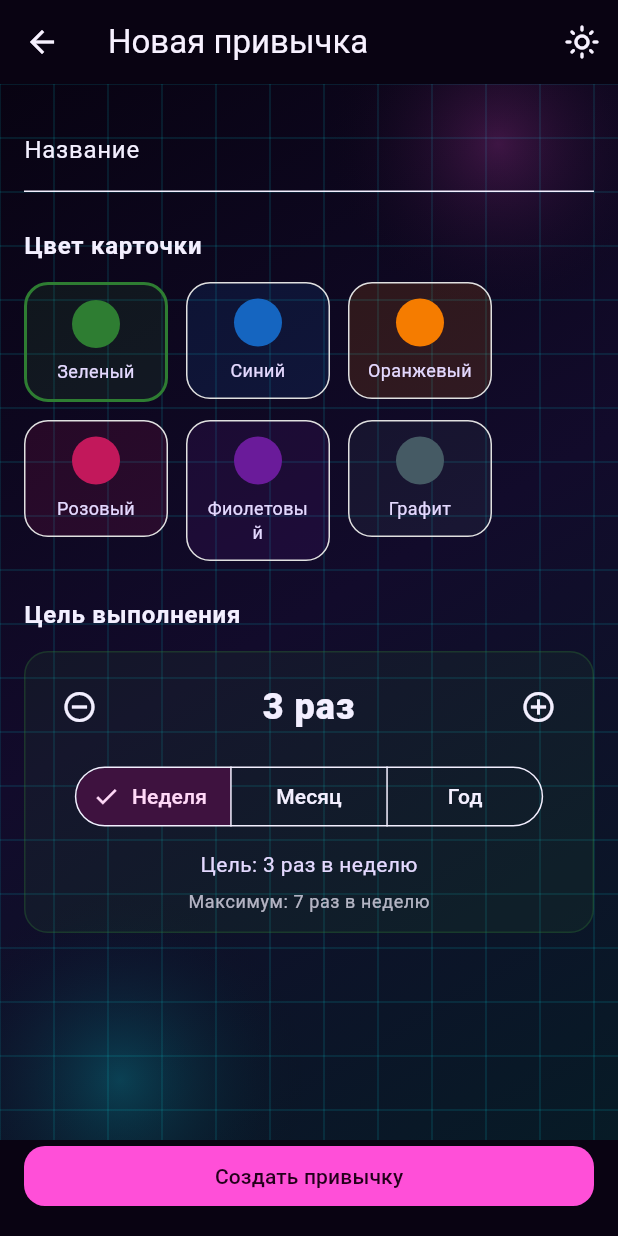
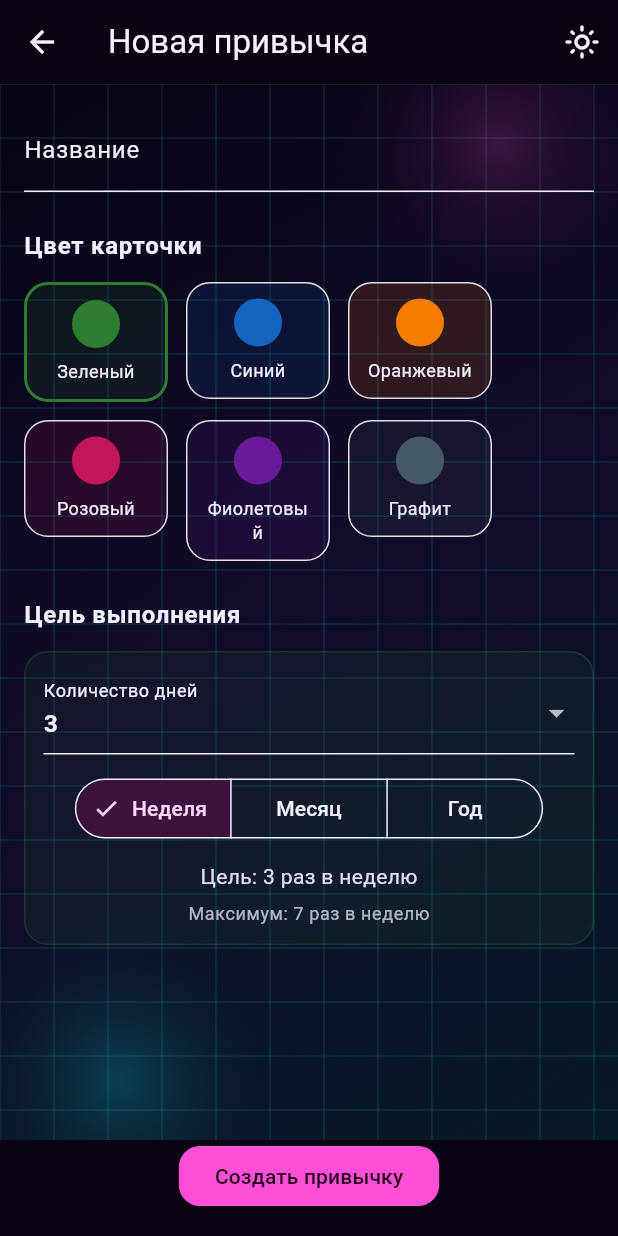
Before and after one commit to butterfly525/Habits_app, a Flutter app: the screen it shows after launch, after a tap on the "add" icon, on a phone screen of 412 x 824 dp. Run offline on Flutter 3.47's test engine with Material 3 defaults, Android fonts, the phone set to English and light mode, and no system bars; our stand-ins replace flutter_riverpod, sqflite, sqflite_common_ffi; accounts and stored records are empty.

Commit message:
feat: localize ui and refine habit details flow

```diff
--- a/lib/core/cyberpunk_theme.dart
+++ b/lib/core/cyberpunk_theme.dart
@@ -62,7 +62,10 @@ ThemeData buildCyberpunkLightTheme() {
         side: const BorderSide(color: Color(0x5500BCD4)),
       ),
     ),
-    textTheme: base.textTheme.copyWith(
+    textTheme: base.textTheme.apply(
+      bodyColor: scheme.onSurface,
+      displayColor: scheme.onSurface,
+    ).copyWith(
       headlineSmall: base.textTheme.headlineSmall?.copyWith(
         fontWeight: FontWeight.w800,
         letterSpacing: 0.6,
@@ -72,6 +75,7 @@ ThemeData buildCyberpunkLightTheme() {
         letterSpacing: 0.5,
       ),
       bodyMedium: base.textTheme.bodyMedium?.copyWith(
+        color: scheme.onSurface,
         height: 1.3,
       ),
     ),
@@ -203,7 +207,9 @@ class CyberpunkBackground extends StatelessWidget {
                 ],
         ),
       ),
+      child: SizedBox.expand(
         child: Stack(
+          fit: StackFit.expand,
           children: [
             Positioned.fill(
               child: CustomPaint(
@@ -232,6 +238,7 @@ class CyberpunkBackground extends StatelessWidget {
             ),
             child,
           ],
+        ),
       ),
     );
   }
--- a/lib/features/habits/data/repositories/habits_repository_impl.dart
+++ b/lib/features/habits/data/repositories/habits_repository_impl.dart
@@ -50,6 +50,12 @@ class HabitsRepositoryImpl implements HabitsRepository {
       targetCount: targetCount,
       targetPeriod: targetPeriod,
     );
+    await _remote.pushDirtyChanges();
+  }
+
+  @override
+  Future<void> deleteHabit(int habitId) async {
+    await _local.deleteHabit(habitId);
     await _remote.pushDirtyChanges();
   }
 
--- a/lib/features/habits/domain/repositories/habits_repository.dart
+++ b/lib/features/habits/domain/repositories/habits_repository.dart
@@ -19,6 +19,7 @@ abstract class HabitsRepository {
     required int targetCount,
     required HabitGoalPeriod targetPeriod,
   });
+  Future<void> deleteHabit(int habitId);
   Future<List<HabitWeekView>> getHabitsForWeek(DateTime anchorDate);
 
   Future<List<HabitCompletion>> getCompletionsForHabitMonth({
--- a/lib/features/habits/presentation/controllers/habits_providers.dart
+++ b/lib/features/habits/presentation/controllers/habits_providers.dart
@@ -93,6 +93,11 @@ class HabitsActions {
     _invalidate();
   }
 
+  Future<void> deleteHabit(int habitId) async {
+    await _ref.read(habitsRepositoryProvider).deleteHabit(habitId);
+    _invalidate();
+  }
+
   Future<void> toggleCompletion({
     required int habitId,
     required DateTime date,
--- a/lib/features/habits/presentation/screens/habit_settings_screen.dart
+++ b/lib/features/habits/presentation/screens/habit_settings_screen.dart
@@ -4,8 +4,16 @@ import '../../../../core/cyberpunk_theme.dart';
 import '../../../../core/habit_palette.dart';
 import '../../domain/entities/habit.dart';
 
+enum HabitSettingsAction { save, delete }
+
 typedef HabitSettingsResult =
-    ({String title, int colorValue, int targetCount, HabitGoalPeriod targetPeriod});
+    ({
+      HabitSettingsAction action,
+      String title,
+      int colorValue,
+      int targetCount,
+      HabitGoalPeriod targetPeriod,
+    });
 
 class HabitSettingsScreen extends StatefulWidget {
   const HabitSettingsScreen({
@@ -50,6 +58,8 @@ class _HabitSettingsScreenState extends State<HabitSettingsScreen> {
   @override
   Widget build(BuildContext context) {
     final selectedColor = habitColorFromValue(_selectedColorValue);
+    final scheme = Theme.of(context).colorScheme;
+    final availableCounts = List<int>.generate(_maxTargetFor(_targetPeriod), (index) => index + 1);
 
     return Scaffold(
       appBar: AppBar(
@@ -117,7 +127,10 @@ class _HabitSettingsScreenState extends State<HabitSettingsScreen> {
                         Text(
                           option.name,
                           textAlign: TextAlign.center,
-                          style: const TextStyle(fontSize: 12),
+                          style: TextStyle(
+                            fontSize: 12,
+                            color: scheme.onSurface,
+                          ),
                         ),
                       ],
                     ),
@@ -142,32 +155,29 @@ class _HabitSettingsScreenState extends State<HabitSettingsScreen> {
                 children: [
                   Row(
                     children: [
-                      IconButton(
-                        onPressed: _targetCount > 1
-                            ? () {
-                                setState(() {
-                                  _targetCount -= 1;
-                                });
-                              }
-                            : null,
-                        icon: const Icon(Icons.remove_circle_outline),
-                      ),
                       Expanded(
-                        child: Text(
-                          '$_targetCount раз',
-                          textAlign: TextAlign.center,
-                          style: Theme.of(context).textTheme.headlineSmall,
+                        child: DropdownButtonFormField<int>(
+                          initialValue: _targetCount,
+                          decoration: const InputDecoration(
+                            labelText: 'Количество дней',
+                          ),
+                          items: availableCounts
+                              .map(
+                                (count) => DropdownMenuItem<int>(
+                                  value: count,
+                                  child: Text('$count'),
+                                ),
+                              )
+                              .toList(growable: false),
+                          onChanged: (value) {
+                            if (value == null) {
+                              return;
+                            }
+                            setState(() {
+                              _targetCount = value;
+                            });
+                          },
                         ),
-                      ),
-                      IconButton(
-                        onPressed: _targetCount < _maxTargetFor(_targetPeriod)
-                            ? () {
-                                setState(() {
-                                  _targetCount += 1;
-                                });
-                              }
-                            : null,
-                        icon: const Icon(Icons.add_circle_outline),
                       ),
                     ],
                   ),
@@ -207,7 +217,7 @@ class _HabitSettingsScreenState extends State<HabitSettingsScreen> {
                   Text(
                     'Максимум: ${_maxTargetFor(_targetPeriod)} раз ${_targetPeriod.label}',
                     style: Theme.of(context).textTheme.bodySmall?.copyWith(
-                          color: Theme.of(context).colorScheme.onSurface.withValues(alpha: 0.72),
+                          color: scheme.onSurface.withValues(alpha: 0.72),
                         ),
                   ),
                 ],
@@ -218,11 +228,27 @@ class _HabitSettingsScreenState extends State<HabitSettingsScreen> {
       ),
       bottomNavigationBar: SafeArea(
         minimum: const EdgeInsets.fromLTRB(16, 0, 16, 16),
-        child: FilledButton(
-          onPressed: _save,
-          child: Text(
-            widget.initialTitle == null ? 'Создать привычку' : 'Сохранить изменения',
-          ),
+        child: Column(
+          mainAxisSize: MainAxisSize.min,
+          children: [
+            FilledButton(
+              onPressed: _save,
+              child: Text(
+                widget.initialTitle == null ? 'Создать привычку' : 'Сохранить изменения',
+              ),
+            ),
+            if (widget.initialTitle != null) ...[
+              const SizedBox(height: 12),
+              OutlinedButton(
+                onPressed: _delete,
+                style: OutlinedButton.styleFrom(
+                  foregroundColor: Theme.of(context).colorScheme.error,
+                  side: BorderSide(color: Theme.of(context).colorScheme.error),
+                ),
+                child: const Text('Удалить привычку'),
+              ),
+            ],
+          ],
         ),
       ),
     );
@@ -251,7 +277,20 @@ class _HabitSettingsScreenState extends State<HabitSettingsScreen> {
 
     Navigator.of(context).pop(
       (
+        action: HabitSettingsAction.save,
         title: title,
+        colorValue: _selectedColorValue,
+        targetCount: _targetCount,
+        targetPeriod: _targetPeriod,
+      ),
+    );
+  }
+
+  void _delete() {
+    Navigator.of(context).pop(
+      (
+        action: HabitSettingsAction.delete,
+        title: _titleController.text.trim(),
         colorValue: _selectedColorValue,
         targetCount: _targetCount,
         targetPeriod: _targetPeriod,
--- a/lib/features/habits/presentation/screens/home_screen.dart
+++ b/lib/features/habits/presentation/screens/home_screen.dart
@@ -16,6 +16,7 @@ class HomeScreen extends ConsumerWidget {
   @override
   Widget build(BuildContext context, WidgetRef ref) {
     final habitsAsync = ref.watch(habitsWeekProvider);
+    final scheme = Theme.of(context).colorScheme;
 
     return Scaffold(
       appBar: AppBar(
@@ -71,6 +72,7 @@ class HomeScreen extends ConsumerWidget {
                                   item.habit.title,
                                   style: Theme.of(context).textTheme.titleMedium?.copyWith(
                                         fontWeight: FontWeight.w700,
+                                        color: scheme.onSurface,
                                       ),
                                 ),
                                 const SizedBox(height: 8),
@@ -87,7 +89,9 @@ class HomeScreen extends ConsumerWidget {
                                     const SizedBox(width: 8),
                                     Text(
                                       '${item.currentPeriodCompletedCount}/${item.habit.targetCount} ${item.habit.targetPeriod.label}',
-                                      style: Theme.of(context).textTheme.bodyMedium,
+                                      style: Theme.of(context).textTheme.bodyMedium?.copyWith(
+                                            color: scheme.onSurface.withValues(alpha: 0.92),
+                                          ),
                                     ),
                                   ],
                                 ),
@@ -126,7 +130,7 @@ class HomeScreen extends ConsumerWidget {
             ),
           );
 
-          if (settings != null) {
+          if (settings != null && settings.action == HabitSettingsAction.save) {
             await ref.read(habitsActionsProvider).addHabit(
                   title: settings.title,
                   colorValue: settings.colorValue,
--- a/lib/main.dart
+++ b/lib/main.dart
@@ -1,5 +1,6 @@
 import 'package:flutter/foundation.dart';
 import 'package:flutter/material.dart';
+import 'package:flutter_localizations/flutter_localizations.dart';
 import 'package:flutter_riverpod/flutter_riverpod.dart';
 import 'package:sqflite_common_ffi/sqflite_ffi.dart';
 
@@ -37,11 +38,20 @@ class HabitsApp extends ConsumerWidget {
     final themeMode = ref.watch(themeModeProvider);
 
     return MaterialApp(
-      title: 'Habits App',
+      title: 'Привычки',
       debugShowCheckedModeBanner: false,
       theme: buildCyberpunkLightTheme(),
       darkTheme: buildCyberpunkDarkTheme(),
       themeMode: themeMode,
+      locale: const Locale('ru', 'RU'),
+      supportedLocales: const [
+        Locale('ru', 'RU'),
+      ],
+      localizationsDelegates: const [
+        GlobalMaterialLocalizations.delegate,
+        GlobalWidgetsLocalizations.delegate,
+        GlobalCupertinoLocalizations.delegate,
+      ],
       home: const HomeScreen(),
     );
   }
--- a/pubspec.yaml
+++ b/pubspec.yaml
@@ -9,12 +9,14 @@ environment:
 dependencies:
   flutter:
     sdk: flutter
+  flutter_localizations:
+    sdk: flutter
   cupertino_icons: ^1.0.8
   flutter_riverpod: ^2.6.1
   sqflite: ^2.3.3+2
   sqflite_common_ffi: ^2.3.3
   path: ^1.9.0
-  intl: ^0.19.0
+  intl: ^0.20.2
 
 dev_dependencies:
   flutter_test:
```
Also changed, not shown: lib/features/habits/data/datasources/local/habits_local_data_source.dart (+13 -0 lines), lib/features/habits/presentation/screens/habit_details_screen.dart (+76 -9 lines), lib/features/habits/presentation/widgets/month_calendar.dart (+21 -13 lines), lib/features/habits/presentation/widgets/stat_cards_grid.dart (+5 -6 lines), lib/features/habits/presentation/widgets/week_days_row.dart (+10 -3 lines), pubspec.lock, 3 other files. Lines whose indentation alone changed are shown as unchanged.
